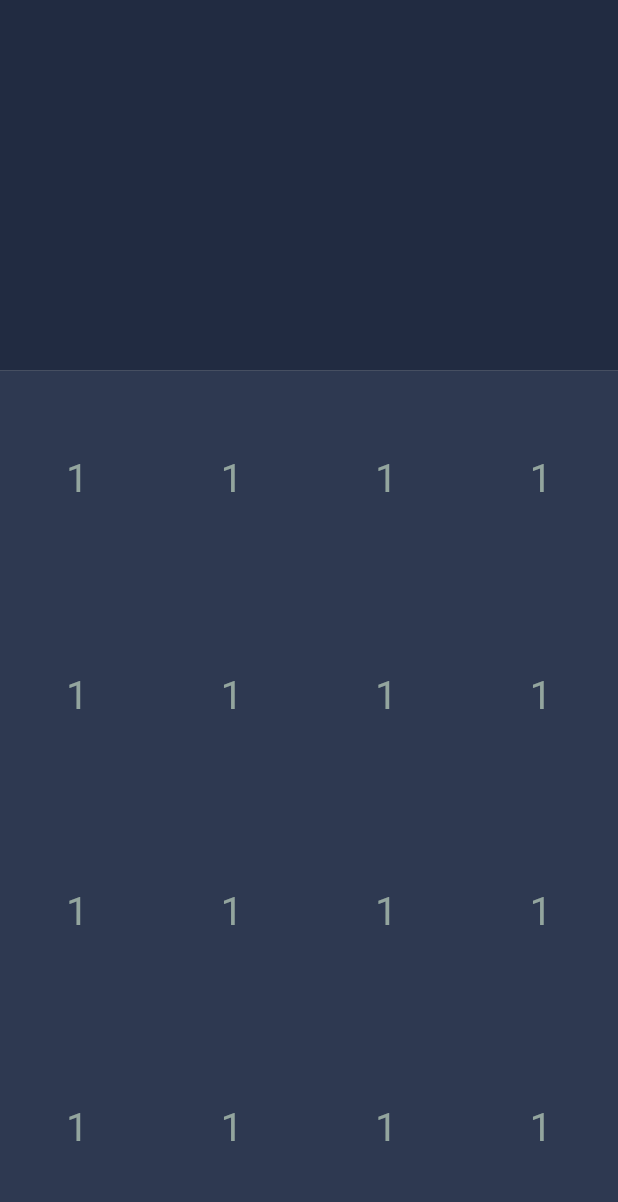
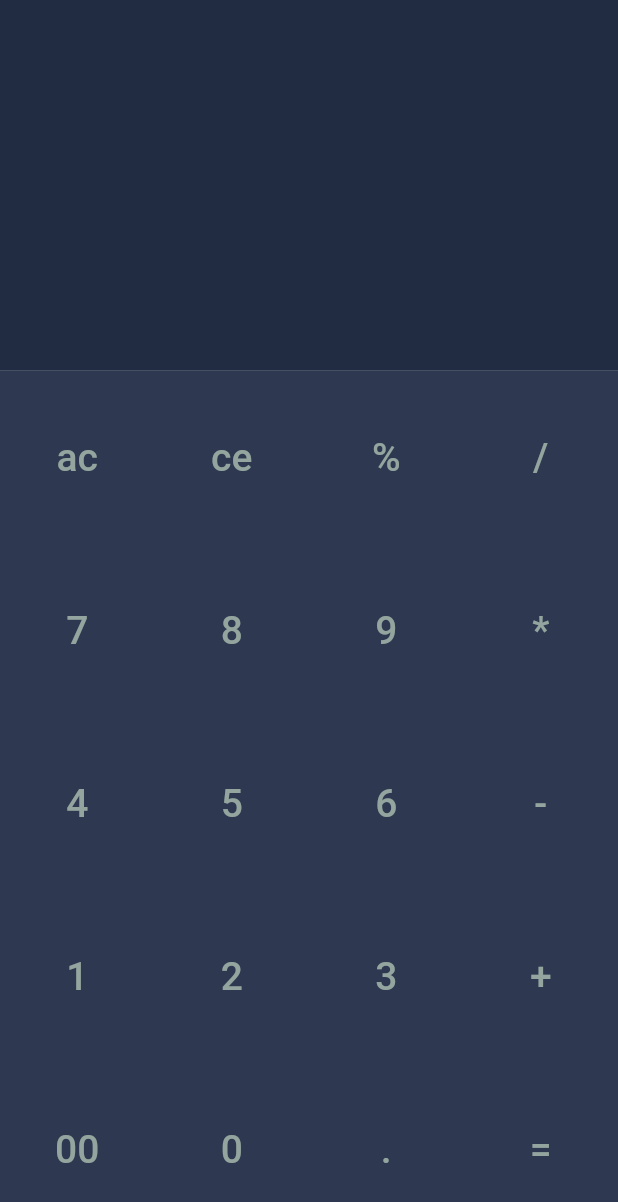
Before and after one commit to amirahmadadibi/calculator_application, a Flutter app: the screen it shows after launch, on a phone screen of 412 x 824 dp. Shown: the top 1202 px of the screen. Run offline on Flutter 3.47's test engine with Material 2 defaults, Android fonts, the phone set to English and light mode, and no system bars; our stand-ins replace hexcolor.

Commit message:
week6 E26 make Keyborad lable and clicky

```diff
--- a/lib/main.dart
+++ b/lib/main.dart
@@ -8,42 +8,54 @@
 class Application extends StatelessWidget {
   const Application({Key? key}) : super(key: key);
 
-  Widget getRow() {
+  Widget getRow(String text1, String text2, String text3, String text4) {
     return Row(
       mainAxisAlignment: MainAxisAlignment.spaceAround,
       children: [
-        Padding(
+        TextButton(
+          onPressed: () {},
+          child: Padding(
             padding: EdgeInsets.all(3),
             child: Text(
-            '1',
+              text1,
               textAlign: TextAlign.center,
               style: TextStyle(fontSize: 26, color: textGrey),
             ),
           ),
-        Padding(
+        ),
+        TextButton(
+          onPressed: () {},
+          child: Padding(
             padding: EdgeInsets.all(3),
             child: Text(
-            '1',
+              text2,
               textAlign: TextAlign.center,
               style: TextStyle(fontSize: 26, color: textGrey),
             ),
           ),
-        Padding(
+        ),
+        TextButton(
+          onPressed: () {},
+          child: Padding(
             padding: EdgeInsets.all(3),
             child: Text(
-            '1',
+              text3,
               textAlign: TextAlign.center,
               style: TextStyle(fontSize: 26, color: textGrey),
             ),
           ),
-        Padding(
+        ),
+        TextButton(
+          onPressed: () {},
+          child: Padding(
             padding: EdgeInsets.all(3),
             child: Text(
-            '1',
+              text4,
               textAlign: TextAlign.center,
               style: TextStyle(fontSize: 26, color: textGrey),
             ),
           ),
+        )
       ],
     );
   }
@@ -70,10 +82,11 @@
                     child: Column(
                       mainAxisAlignment: MainAxisAlignment.spaceAround,
                       children: [
-                        getRow(),
-                        getRow(),
-                        getRow(),
-                        getRow(),
+                        getRow('ac', 'ce', '%', '/'),
+                        getRow('7', '8', '9', '*'),
+                        getRow('4', '5', '6', '-'),
+                        getRow('1', '2', '3', '+'),
+                        getRow('00', '0', '.', '='),
                       ],
                     )),
               )
```
Also changed, not shown: 3 other files. Lines whose indentation alone changed are shown as unchanged.
